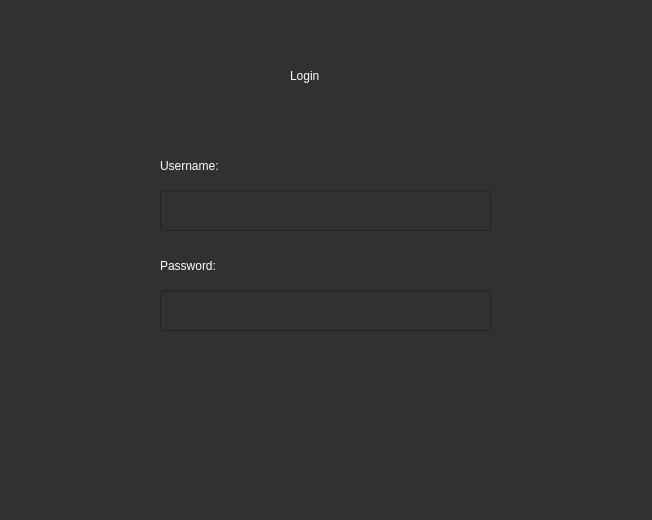
hirusha-adi/Qt-Designer-Projects, file login/login.ui: the form before one commit.
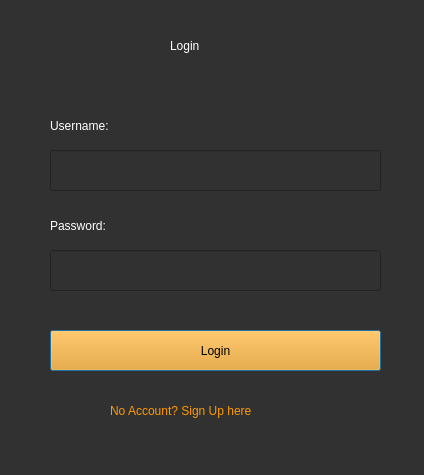
The form after the commit.

```diff
--- a/login/login.ui
+++ b/login/login.ui
@@ -6,8 +6,8 @@
    <rect>
     <x>0</x>
     <y>0</y>
-    <width>652</width>
-    <height>520</height>
+    <width>424</width>
+    <height>475</height>
    </rect>
   </property>
   <property name="windowTitle">
@@ -19,8 +19,8 @@
   <widget class="QLabel" name="l_username">
    <property name="geometry">
     <rect>
-     <x>160</x>
-     <y>150</y>
+     <x>50</x>
+     <y>110</y>
      <width>91</width>
      <height>31</height>
     </rect>
@@ -37,8 +37,8 @@
   <widget class="QLabel" name="l_password">
    <property name="geometry">
     <rect>
-     <x>160</x>
-     <y>250</y>
+     <x>50</x>
+     <y>210</y>
      <width>91</width>
      <height>31</height>
     </rect>
@@ -55,8 +55,8 @@
   <widget class="QLabel" name="l_topic">
    <property name="geometry">
     <rect>
-     <x>290</x>
-     <y>50</y>
+     <x>170</x>
+     <y>20</y>
      <width>91</width>
      <height>51</height>
     </rect>
@@ -72,32 +72,68 @@
   <widget class="QLineEdit" name="i_username">
    <property name="geometry">
     <rect>
-     <x>160</x>
-     <y>190</y>
+     <x>50</x>
+     <y>150</y>
      <width>331</width>
      <height>41</height>
     </rect>
    </property>
    <property name="styleSheet">
-    <string notr="true">color: rgb(255, 255, 255);</string>
+    <string notr="true">color: rgb(255, 255, 255);
+border-color: rgb(255, 153, 0);</string>
    </property>
   </widget>
   <widget class="QLineEdit" name="i_password">
    <property name="geometry">
     <rect>
-     <x>160</x>
-     <y>290</y>
+     <x>50</x>
+     <y>250</y>
      <width>331</width>
      <height>41</height>
     </rect>
    </property>
    <property name="styleSheet">
-    <string notr="true">color: rgb(255, 255, 255);</string>
+    <string notr="true">color: rgb(255, 255, 255);
+border-color: rgb(255, 153, 0);</string>
    </property>
    <property name="text">
     <string/>
    </property>
   </widget>
+  <widget class="QPushButton" name="b_login">
+   <property name="geometry">
+    <rect>
+     <x>50</x>
+     <y>330</y>
+     <width>331</width>
+     <height>41</height>
+    </rect>
+   </property>
+   <property name="styleSheet">
+    <string notr="true">background-color: rgb(255, 153, 0);
+font: 16pt &quot;Yu Gothic UI&quot;;</string>
+   </property>
+   <property name="text">
+    <string>Login</string>
+   </property>
+  </widget>
+  <widget class="QLabel" name="l_signup">
+   <property name="geometry">
+    <rect>
+     <x>110</x>
+     <y>400</y>
+     <width>211</width>
+     <height>21</height>
+    </rect>
+   </property>
+   <property name="styleSheet">
+    <string notr="true">color: rgb(255, 153, 0);
+font: 13pt &quot;Yu Gothic UI&quot;;</string>
+   </property>
+   <property name="text">
+    <string>No Account? Sign Up here</string>
+   </property>
+  </widget>
  </widget>
  <resources/>
  <connections/>
```
Left out of the diff: 4 changed lines with no effect on the pictures.
